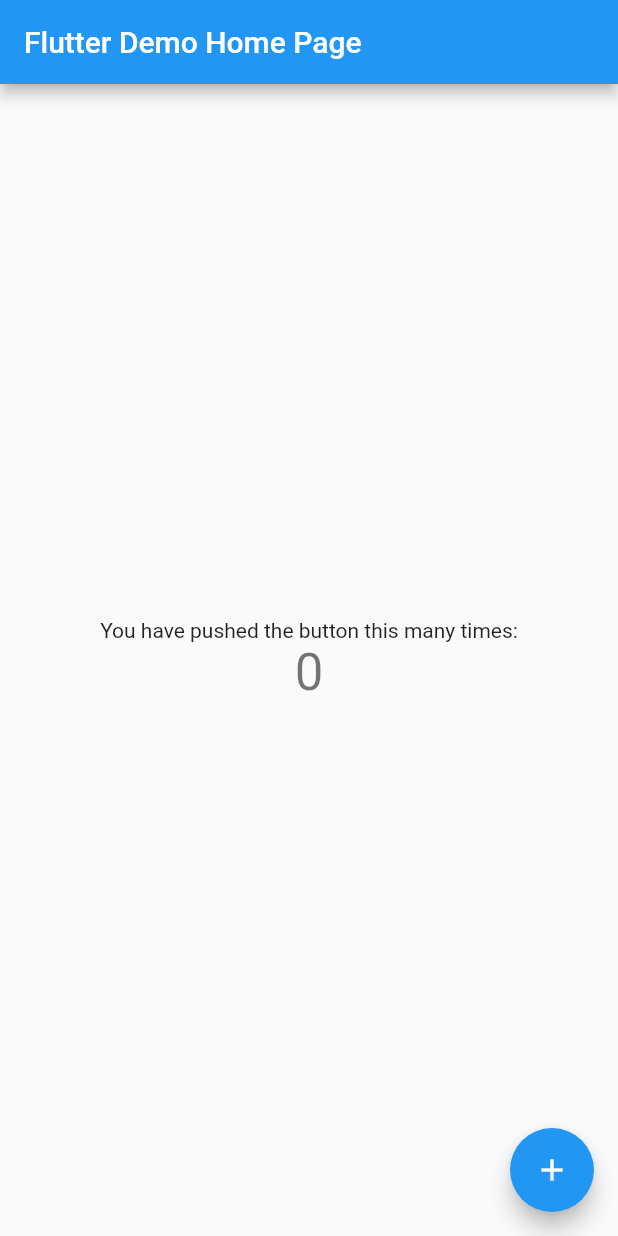
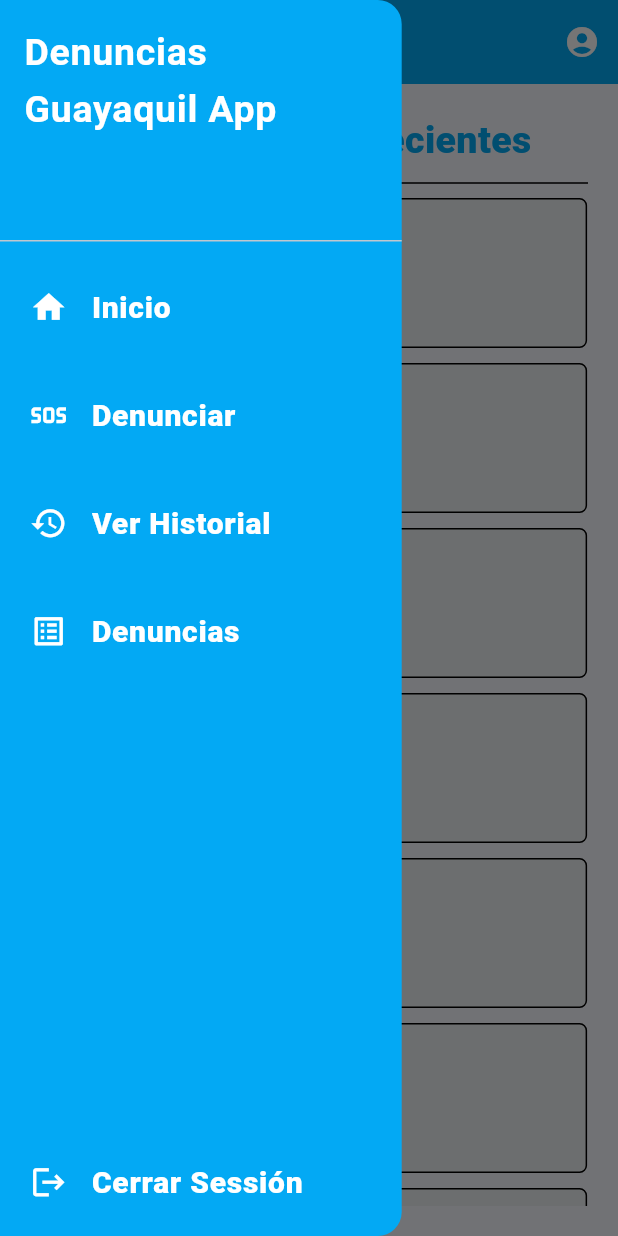
Before and after one commit to VivianaVelasco/ProyectoDenuncias, a Flutter app: the screen it shows after launch, with the side drawer open (before the commit the screen has no drawer), on a phone screen of 412 x 824 dp. Run offline on Flutter 3.47's test engine with Material 2 defaults, Android fonts, the phone set to English and light mode, and no system bars.

Commit message:
Added! Project Structure and Sidenav, Recent Complaint Screen

```diff
--- /dev/null
+++ b/denunciasapp/lib/config/theme/app_theme.dart
@@ -0,0 +1,26 @@
+import 'package:flutter/material.dart';
+
+const Color _customColor = Color.fromRGBO(115, 197, 234, 1);
+
+List<Color> _colorThemes = [
+  _customColor,
+  Colors.blue,
+  Colors.lightBlue,
+  Colors.green,
+  Colors.orange
+];
+
+class AppTheme {
+  final int selectedColor;
+
+  AppTheme({this.selectedColor = 2})
+      : assert(selectedColor >= 0 && selectedColor <= _colorThemes.length - 1,
+            "Color ust be between 0 and ${_colorThemes.length}");
+
+  ThemeData theme() {
+    return ThemeData(
+        useMaterial3: true,
+        colorSchemeSeed: _colorThemes[selectedColor],
+        brightness: Brightness.light);
+  }
+}
--- /dev/null
+++ b/denunciasapp/lib/domains/entities/denuncia.dart
@@ -0,0 +1,9 @@
+class Denuncia {
+  final int? id;
+  final String title;
+  final String description;
+  final DateTime? createdAt;
+
+  Denuncia(this.createdAt,
+      {this.id, required this.title, required this.description});
+}
--- /dev/null
+++ b/denunciasapp/lib/domains/entities/motivo.dart
@@ -0,0 +1,6 @@
+class Motivo {
+  final int? id;
+  final String name;
+
+  Motivo({this.id, required this.name});
+}
--- /dev/null
+++ b/denunciasapp/lib/domains/entities/parroquia.dart
@@ -0,0 +1,6 @@
+class Parroquia {
+  final int? id;
+  final String name;
+
+  Parroquia({this.id, required this.name});
+}
--- /dev/null
+++ b/denunciasapp/lib/domains/entities/usuario.dart
@@ -0,0 +1,19 @@
+class Usuario {
+  final int? id;
+  final String names;
+  final String email;
+  final String phoneNumber;
+  final String cedula;
+  final DateTime? birthDay;
+  final DateTime? createdAt;
+
+  Usuario({
+    required this.names,
+    required this.email,
+    required this.phoneNumber,
+    required this.cedula,
+    this.id,
+    this.birthDay,
+    this.createdAt,
+  });
+}
--- /dev/null
+++ b/denunciasapp/lib/infrastructure/models/denuncia_model.dart
@@ -0,0 +1 @@
+class DenunciaModel {}
--- /dev/null
+++ b/denunciasapp/lib/infrastructure/models/usuario.dart
@@ -0,0 +1 @@
+class UsuarioModel {}
--- a/denunciasapp/lib/main.dart
+++ b/denunciasapp/lib/main.dart
@@ -1,3 +1,5 @@
+import 'package:denunciasapp/config/theme/app_theme.dart';
+import 'package:denunciasapp/presentation/screens/home_screen.dart';
 import 'package:flutter/material.dart';
 
 void main() {
@@ -7,109 +9,13 @@ void main() {
 class MyApp extends StatelessWidget {
   const MyApp({super.key});
 
-  // This widget is the root of your application.
   @override
   Widget build(BuildContext context) {
     return MaterialApp(
-      title: 'Flutter Demo',
-      theme: ThemeData(
-        // This is the theme of your application.
-        //
-        // Try running your application with "flutter run". You'll see the
-        // application has a blue toolbar. Then, without quitting the app, try
-        // changing the primarySwatch below to Colors.green and then invoke
-        // "hot reload" (press "r" in the console where you ran "flutter run",
-        // or simply save your changes to "hot reload" in a Flutter IDE).
-        // Notice that the counter didn't reset back to zero; the application
-        // is not restarted.
-        primarySwatch: Colors.blue,
-      ),
-      home: const MyHomePage(title: 'Flutter Demo Home Page'),
+      debugShowCheckedModeBanner: false,
+      title: 'Denuncias Ec App',
+      theme: AppTheme(selectedColor: 2).theme(),
+      home: const HomeScreen(),
     );
   }
 }
-
-class MyHomePage extends StatefulWidget {
-  const MyHomePage({super.key, required this.title});
-
-  // This widget is the home page of your application. It is stateful, meaning
-  // that it has a State object (defined below) that contains fields that affect
-  // how it looks.
-
-  // This class is the configuration for the state. It holds the values (in this
-  // case the title) provided by the parent (in this case the App widget) and
-  // used by the build method of the State. Fields in a Widget subclass are
-  // always marked "final".
-
-  final String title;
-
-  @override
-  State<MyHomePage> createState() => _MyHomePageState();
-}
-
-class _MyHomePageState extends State<MyHomePage> {
-  int _counter = 0;
-
-  void _incrementCounter() {
-    setState(() {
-      // This call to setState tells the Flutter framework that something has
-      // changed in this State, which causes it to rerun the build method below
-      // so that the display can reflect the updated values. If we changed
-      // _counter without calling setState(), then the build method would not be
-      // called again, and so nothing would appear to happen.
-      _counter++;
-    });
-  }
-
-  @override
-  Widget build(BuildContext context) {
-    // This method is rerun every time setState is called, for instance as done
-    // by the _incrementCounter method above.
-    //
-    // The Flutter framework has been optimized to make rerunning build methods
-    // fast, so that you can just rebuild anything that needs updating rather
-    // than having to individually change instances of widgets.
-    return Scaffold(
-      appBar: AppBar(
-        // Here we take the value from the MyHomePage object that was created by
-        // the App.build method, and use it to set our appbar title.
-        title: Text(widget.title),
-      ),
-      body: Center(
-        // Center is a layout widget. It takes a single child and positions it
-        // in the middle of the parent.
-        child: Column(
-          // Column is also a layout widget. It takes a list of children and
-          // arranges them vertically. By default, it sizes itself to fit its
-          // children horizontally, and tries to be as tall as its parent.
-          //
-          // Invoke "debug painting" (press "p" in the console, choose the
-          // "Toggle Debug Paint" action from the Flutter Inspector in Android
-          // Studio, or the "Toggle Debug Paint" command in Visual Studio Code)
-          // to see the wireframe for each widget.
-          //
-          // Column has various properties to control how it sizes itself and
-          // how it positions its children. Here we use mainAxisAlignment to
-          // center the children vertically; the main axis here is the vertical
-          // axis because Columns are vertical (the cross axis would be
-          // horizontal).
-          mainAxisAlignment: MainAxisAlignment.center,
-          children: <Widget>[
-            const Text(
-              'You have pushed the button this many times:',
-            ),
-            Text(
-              '$_counter',
-              style: Theme.of(context).textTheme.headline4,
-            ),
-          ],
-        ),
-      ),
-      floatingActionButton: FloatingActionButton(
-        onPressed: _incrementCounter,
-        tooltip: 'Increment',
-        child: const Icon(Icons.add),
-      ), // This trailing comma makes auto-formatting nicer for build methods.
-    );
-  }
-}
--- /dev/null
+++ b/denunciasapp/lib/presentation/app/sidenav.dart
@@ -0,0 +1,44 @@
+import 'package:denunciasapp/presentation/app/sidenav_item.dart';
+import 'package:flutter/material.dart';
+
+class SideNavDrawer extends StatelessWidget {
+  const SideNavDrawer({super.key});
+
+  @override
+  Widget build(BuildContext context) {
+    // final colorTheme = Theme.of(context).colorScheme;
+    final size = MediaQuery.of(context).size;
+    return SizedBox(
+      width: (size.width * 0.65),
+      child: Drawer(
+          backgroundColor: Colors.lightBlue,
+          child: SafeArea(
+            child: Column(
+              children: [
+                Expanded(
+                  child: ListView(
+                    padding: EdgeInsets.zero,
+                    children: const <Widget>[
+                      DrawerHeader(
+                          child: Text("Denuncias Guayaquil App",
+                              style: TextStyle(
+                                  color: Colors.white,
+                                  fontSize: 25,
+                                  fontWeight: FontWeight.bold))),
+                      SideNavItem(
+                        icon: Icons.home,
+                        title: "Inicio",
+                      ),
+                      SideNavItem(icon: Icons.sos_outlined, title: "Denunciar"),
+                      SideNavItem(icon: Icons.history, title: "Ver Historial"),
+                      SideNavItem(icon: Icons.list_alt, title: "Denuncias"),
+                    ],
+                  ),
+                ),
+                const SideNavItem(icon: Icons.logout, title: "Cerrar Sessión")
+              ],
+            ),
+          )),
+    );
+  }
+}
--- /dev/null
+++ b/denunciasapp/lib/presentation/app/sidenav_item.dart
@@ -0,0 +1,28 @@
+import 'package:flutter/material.dart';
+
+class SideNavItem extends StatelessWidget {
+  final IconData icon;
+  final String title;
+  final VoidCallback? onTap;
+
+  const SideNavItem(
+      {super.key, required this.icon, this.onTap, required this.title});
+
+  @override
+  Widget build(BuildContext context) {
+    return ListTile(
+      contentPadding: const EdgeInsets.only(top: 8, bottom: 8, left: 20),
+      leading: Icon(
+        icon,
+        color: Colors.white,
+        size: 25,
+      ),
+      title: Text(
+        title,
+        style: const TextStyle(
+            color: Colors.white, fontSize: 20, fontWeight: FontWeight.w900),
+      ),
+      onTap: onTap,
+    );
+  }
+}
--- /dev/null
+++ b/denunciasapp/lib/presentation/screens/home_screen.dart
@@ -0,0 +1,36 @@
+import 'package:denunciasapp/presentation/app/sidenav.dart';
+import 'package:denunciasapp/presentation/widgets/recent_complaints.dart';
+import 'package:flutter/material.dart';
+
+class HomeScreen extends StatefulWidget {
+  const HomeScreen({super.key});
+
+  @override
+  State<HomeScreen> createState() => _HomeScreenState();
+}
+
+class _HomeScreenState extends State<HomeScreen> {
+  @override
+  Widget build(BuildContext context) {
+    //final colorTheme = Theme.of(context).colorScheme;
+    return Scaffold(
+      drawer: const SideNavDrawer(),
+      appBar: AppBar(
+        centerTitle: true,
+        foregroundColor: Colors.white,
+        backgroundColor: Colors.lightBlue,
+        title: const Text(
+          "Denuncias",
+          style: TextStyle(fontWeight: FontWeight.w800),
+        ),
+        actions: [
+          IconButton(
+            icon: const Icon(Icons.account_circle),
+            onPressed: () {},
+          )
+        ],
+      ),
+      body: const RecentComplaints(),
+    );
+  }
+}
--- /dev/null
+++ b/denunciasapp/lib/presentation/widgets/complaint.dart
@@ -0,0 +1,34 @@
+import 'package:flutter/material.dart';
+
+class Complaint extends StatelessWidget {
+  final String text;
+
+  const Complaint({super.key, required this.text});
+
+  @override
+  Widget build(BuildContext context) {
+    final size = MediaQuery.of(context).size;
+    // final colorTheme = Theme.of(context).colorScheme;
+    return Column(
+      children: [
+        Container(
+          height: 100,
+          width: (size.width * 0.90),
+          decoration: BoxDecoration(
+              color: Colors.blueGrey[50],
+              border: Border.all(color: Colors.black),
+              borderRadius: BorderRadius.circular(5)),
+          child: Padding(
+            padding:
+                const EdgeInsets.symmetric(horizontal: 20.0, vertical: 10.0),
+            child: Text(
+              text,
+              style: const TextStyle(color: Colors.black),
+            ),
+          ),
+        ),
+        const SizedBox(height: 10)
+      ],
+    );
+  }
+}
--- /dev/null
+++ b/denunciasapp/lib/presentation/widgets/recent_complaints.dart
@@ -0,0 +1,39 @@
+import 'package:denunciasapp/presentation/widgets/complaint.dart';
+import 'package:flutter/material.dart';
+
+class RecentComplaints extends StatelessWidget {
+  const RecentComplaints({super.key});
+
+  @override
+  Widget build(BuildContext context) {
+    return SafeArea(
+      child: Padding(
+        padding: const EdgeInsets.symmetric(horizontal: 20, vertical: 20),
+        child: Column(
+          children: [
+            const Text(
+              "Denuncias Más Recientes",
+              style: TextStyle(
+                  color: Colors.lightBlue,
+                  fontSize: 25,
+                  fontWeight: FontWeight.w800,
+                  fontFamily: "Roboto"),
+              textAlign: TextAlign.center,
+            ),
+            const Divider(
+              color: Colors.black,
+              height: 20,
+            ),
+            Expanded(
+              child: ListView.builder(
+                  itemCount: 10,
+                  itemBuilder: ((context, index) {
+                    return Complaint(text: "Denuncia $index");
+                  })),
+            ),
+          ],
+        ),
+      ),
+    );
+  }
+}
```
Also changed, not shown: denunciasapp/pubspec.lock, 1 other file.
